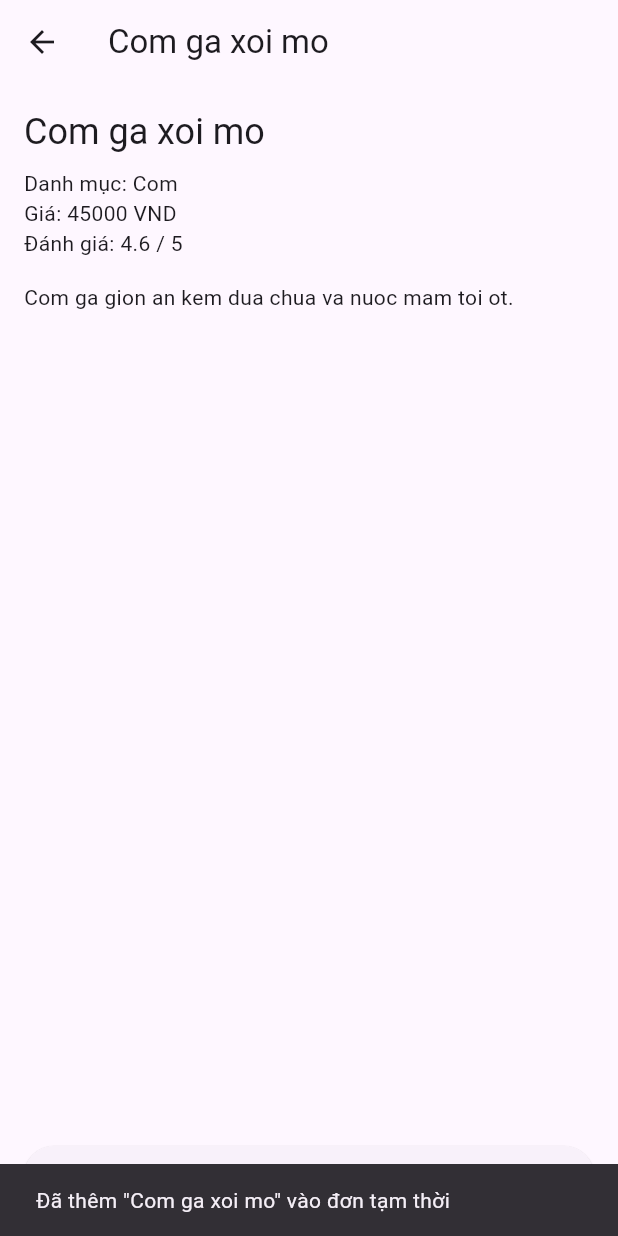
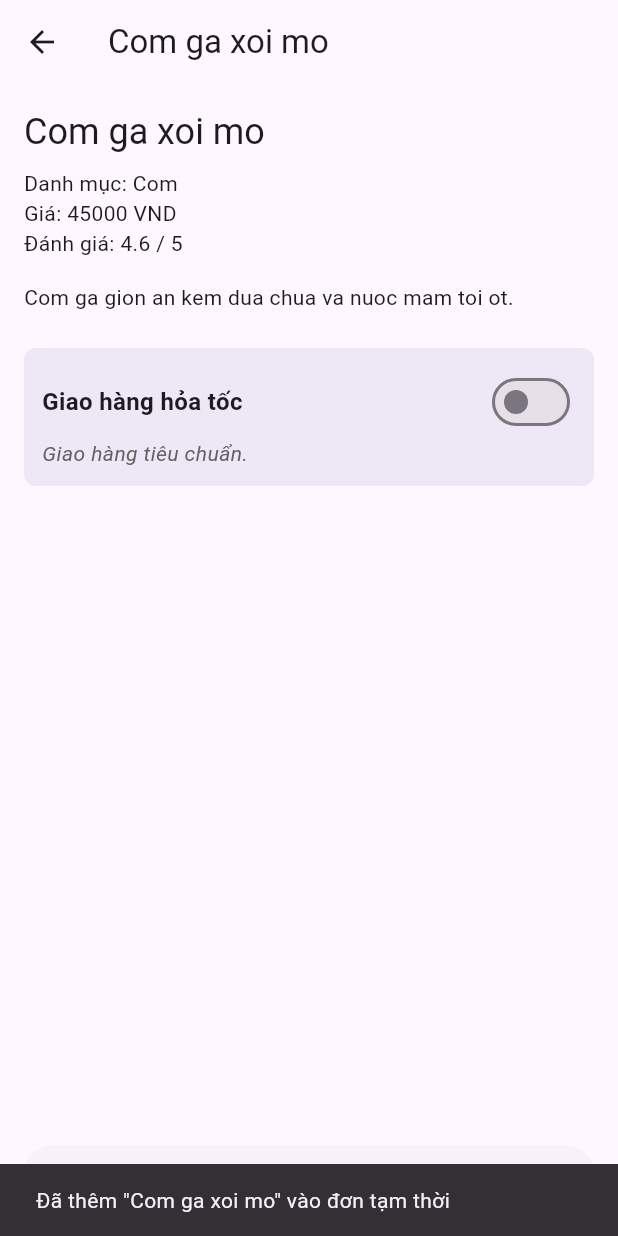
Before and after one commit to hdungx0795/AnNgon_Dung_Hiep_Khuong_N03_1_2026, a Flutter app: the MonAnDetailPage screen opened directly with sample values from the repository, after a tap on "Đặt món", on a phone screen of 412 x 824 dp. Run offline on Flutter 3.47's test engine with Material 3 defaults, Android fonts, the phone set to English and light mode, and no system bars.

Commit message:
feat: tich hop UI app chinh voi Provider, tab navigation, tim kiem va Switch giao hang
Co-authored-by: Cursor <cursoragent@cursor.com>

```diff
--- a/lib/main.dart
+++ b/lib/main.dart
@@ -70,10 +70,7 @@ class _MainTabScreenState extends State<MainTabScreen> {
     ];
 
     return Scaffold(
-      body: IndexedStack(
-        index: _selectedIndex,
-        children: screens,
-      ),
+      body: IndexedStack(index: _selectedIndex, children: screens),
       bottomNavigationBar: BottomNavigationBar(
         items: const <BottomNavigationBarItem>[
           BottomNavigationBarItem(icon: Icon(Icons.home), label: 'Trang chủ'),
@@ -95,7 +92,7 @@ class _MainTabScreenState extends State<MainTabScreen> {
   }
 }
 
-class MonAnListPage extends StatelessWidget {
+class MonAnListPage extends StatefulWidget {
   const MonAnListPage({
     super.key,
     required this.title,
@@ -109,13 +106,38 @@ class MonAnListPage extends StatelessWidget {
   final VoidCallback? onOpenOrders;
 
   @override
+  State<MonAnListPage> createState() => _MonAnListPageState();
+}
+
+class _MonAnListPageState extends State<MonAnListPage> {
+  // [YÊU CẦU 1] 1. Khai báo TextEditingController để quản lý TextField
+  final TextEditingController _searchController = TextEditingController();
+  // Biến lưu trữ chuỗi tìm kiếm để hiển thị
+  String _searchText = "";
+
+  // [YÊU CẦU 1] 2. Hàm xử lý khi người dùng gõ phím
+  void _onSearchChanged(String value) {
+    setState(() {
+      _searchText = _searchController.text; // Lấy dữ liệu từ controller
+    });
+  }
+
+  @override
+  void dispose() {
+    _searchController.dispose(); // Bắt buộc hủy controller để tránh tràn bộ nhớ
+    super.dispose();
+  }
+
+  @override
   Widget build(BuildContext context) {
     final monAns = context.read<AppRepository>().getMonAns();
 
     return Scaffold(
       appBar: AppBar(
         backgroundColor: Theme.of(context).colorScheme.inversePrimary,
-        title: Text(title),
+        title: Text(
+          widget.title,
+        ), // Lưu ý: dùng widget.title do đã chuyển sang StatefulWidget
         actions: [
           IconButton(
             tooltip: 'Giỏ hàng',
@@ -125,19 +147,51 @@ class MonAnListPage extends StatelessWidget {
               child: const Icon(Icons.shopping_cart_outlined),
             ),
             onPressed: () {
-              onOpenCart?.call();
+              widget.onOpenCart?.call();
             },
           ),
           IconButton(
             tooltip: 'Đơn hàng của tôi',
             icon: const Icon(Icons.receipt_long),
             onPressed: () {
-              onOpenOrders?.call();
+              widget.onOpenOrders?.call();
             },
           ),
         ],
       ),
-      body: ListView.separated(
+      body: Column(
+        crossAxisAlignment: CrossAxisAlignment.start,
+        children: [
+          // --- [YÊU CẦU 1] BẮT ĐẦU: Giao diện TextFormField ---
+          Padding(
+            padding: const EdgeInsets.all(12),
+            child: TextFormField(
+              controller: _searchController,
+              decoration: const InputDecoration(
+                labelText: 'Tìm kiếm món ăn...',
+                border: OutlineInputBorder(),
+                prefixIcon: Icon(Icons.search),
+              ),
+              onChanged: _onSearchChanged, // Bắt sự kiện gõ phím
+            ),
+          ),
+          // Hiển thị đoạn text nếu người dùng có nhập chữ
+          if (_searchText.isNotEmpty)
+            Padding(
+              padding: const EdgeInsets.symmetric(horizontal: 12),
+              child: Text(
+                'Bạn đang tìm kiếm: $_searchText',
+                style: const TextStyle(
+                  fontSize: 16,
+                  fontWeight: FontWeight.bold,
+                  color: Colors.deepPurple,
+                ),
+              ),
+            ),
+
+          // --- KẾT THÚC YÊU CẦU 1 ---
+          Expanded(
+            child: ListView.separated(
               padding: const EdgeInsets.all(12),
               itemCount: monAns.length,
               separatorBuilder: (_, _) => const SizedBox(height: 8),
@@ -145,11 +199,11 @@ class MonAnListPage extends StatelessWidget {
                 final monAn = monAns[index];
                 return Card(
                   child: ListTile(
-              leading: CircleAvatar(
-                child: Text(monAn.id.toString()),
+                    leading: CircleAvatar(child: Text(monAn.id.toString())),
+                    title: Text(monAn.getDisplayName()),
+                    subtitle: Text(
+                      '${monAn.category} • ${monAn.getFormattedPrice()}',
                     ),
-              title: Text(monAn.getDisplayName()),
-              subtitle: Text('${monAn.category} • ${monAn.getFormattedPrice()}'),
                     trailing: Text('⭐ ${monAn.rating}'),
                     onTap: () {
                       Navigator.of(context).push(
@@ -162,52 +216,113 @@ class MonAnListPage extends StatelessWidget {
                 );
               },
             ),
+          ),
+        ],
+      ),
       floatingActionButton: FloatingActionButton.extended(
         icon: const Icon(Icons.receipt_long),
         label: const Text('Đơn hàng của tôi'),
         onPressed: () {
-          onOpenOrders?.call();
+          widget.onOpenOrders?.call();
         },
       ),
     );
   }
 }
 
-class MonAnDetailPage extends StatelessWidget {
+class MonAnDetailPage extends StatefulWidget {
   const MonAnDetailPage({super.key, required this.monAn});
 
   final MonAn monAn;
 
   @override
+  State<MonAnDetailPage> createState() => _MonAnDetailPageState();
+}
+
+class _MonAnDetailPageState extends State<MonAnDetailPage> {
+  // [YÊU CẦU 2] Biến trạng thái để lưu dữ liệu của đối tượng Switch
+  bool _isExpressDelivery = false;
+
+  @override
   Widget build(BuildContext context) {
     return Scaffold(
-      appBar: AppBar(
-        title: Text(monAn.getDisplayName()),
-      ),
+      appBar: AppBar(title: Text(widget.monAn.getDisplayName())),
       body: Padding(
         padding: const EdgeInsets.all(16),
         child: Column(
           crossAxisAlignment: CrossAxisAlignment.start,
           children: [
             Text(
-              monAn.name,
+              widget.monAn.name,
               style: Theme.of(context).textTheme.headlineSmall,
             ),
             const SizedBox(height: 8),
-            Text('Danh mục: ${monAn.category}'),
-            Text('Giá: ${monAn.getFormattedPrice()}'),
-            Text('Đánh giá: ${monAn.rating} / 5'),
+            Text('Danh mục: ${widget.monAn.category}'),
+            Text('Giá: ${widget.monAn.getFormattedPrice()}'),
+            Text('Đánh giá: ${widget.monAn.rating} / 5'),
             const SizedBox(height: 16),
-            Text(monAn.description),
+            Text(widget.monAn.description),
+
+            // --- [YÊU CẦU 2] BẮT ĐẦU: Đối tượng lấy dữ liệu KHÁC TextField (Switch) ---
+            const SizedBox(height: 24),
+            Container(
+              padding: const EdgeInsets.all(12),
+              decoration: BoxDecoration(
+                color: Colors.deepPurple.shade50,
+                borderRadius: BorderRadius.circular(8),
+              ),
+              child: Column(
+                crossAxisAlignment: CrossAxisAlignment.start,
+                children: [
+                  Row(
+                    mainAxisAlignment: MainAxisAlignment.spaceBetween,
+                    children: [
+                      const Text(
+                        'Giao hàng hỏa tốc',
+                        style: TextStyle(
+                          fontSize: 16,
+                          fontWeight: FontWeight.bold,
+                        ),
+                      ),
+                      Switch(
+                        value: _isExpressDelivery,
+                        activeColor: Colors.deepPurple,
+                        onChanged: (bool value) {
+                          // Lấy dữ liệu và cập nhật giao diện
+                          setState(() {
+                            _isExpressDelivery = value;
+                          });
+                        },
+                      ),
+                    ],
+                  ),
+                  Text(
+                    _isExpressDelivery
+                        ? 'Phí ship +15.000 VNĐ. Giao ngay trong 30 phút!'
+                        : 'Giao hàng tiêu chuẩn.',
+                    style: TextStyle(
+                      color: _isExpressDelivery
+                          ? Colors.green[700]
+                          : Colors.grey[700],
+                      fontStyle: FontStyle.italic,
+                    ),
+                  ),
+                ],
+              ),
+            ),
+
+            // --- KẾT THÚC YÊU CẦU 2 ---
             const Spacer(),
             SizedBox(
               width: double.infinity,
               child: ElevatedButton(
                 onPressed: () {
-                  context.read<CartNotifier>().addMonAn(monAn);
+                  context.read<CartNotifier>().addMonAn(widget.monAn);
                   ScaffoldMessenger.of(context).showSnackBar(
                     SnackBar(
-                      content: Text('Đã thêm "${monAn.name}" vào đơn tạm thời'),
+                      content: Text(
+                        'Đã thêm "${widget.monAn.name}" vào đơn tạm thời',
+                      ),
                     ),
                   );
                 },
```
Also changed, not shown: pubspec.lock. Lines whose indentation alone changed are shown as unchanged.
